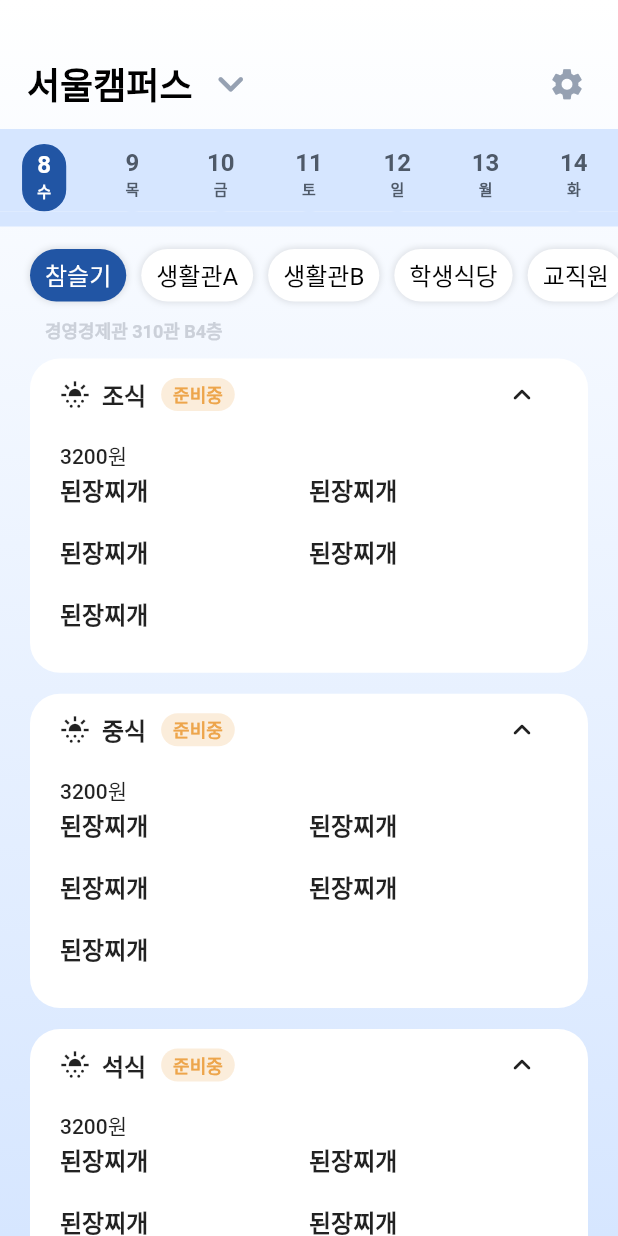
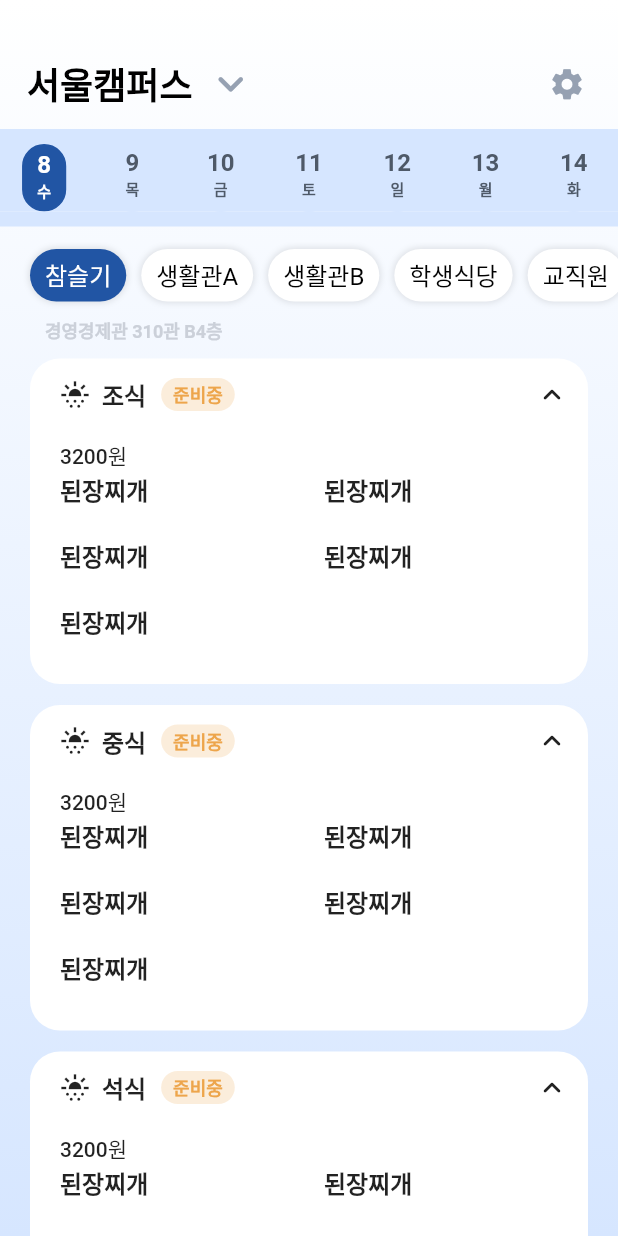
Before and after one commit to HipstuCAU/nyam_nyam_flutter, a Flutter app: the screen it shows after launch, on a phone screen of 412 x 824 dp. Run offline on Flutter 3.47's test engine with Material 2 defaults, Android fonts, the phone set to English and light mode, and no system bars.

Commit message:
[chore] drop down button padding 값 수정 (#1)

```diff
--- a/lib/screens/home_screen.dart
+++ b/lib/screens/home_screen.dart
@@ -270,9 +270,8 @@ class _MenuState extends State<Menu> {
         borderRadius: BorderRadius.circular(20),
       ),
       child: Padding(
-        padding: const EdgeInsets.symmetric(
-          horizontal: 20,
-          vertical: 0,
+        padding: const EdgeInsets.only(
+          left: 20,
         ),
         child: Column(
           crossAxisAlignment: CrossAxisAlignment.start,
```
Also changed, not shown: 353 other files.
